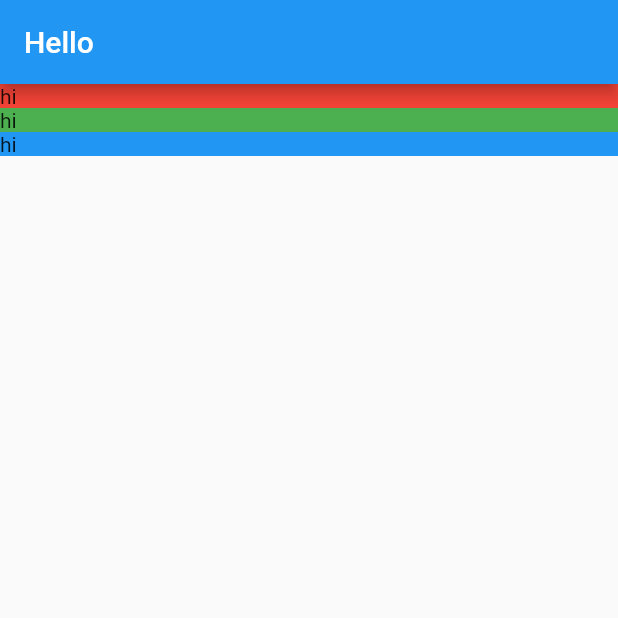
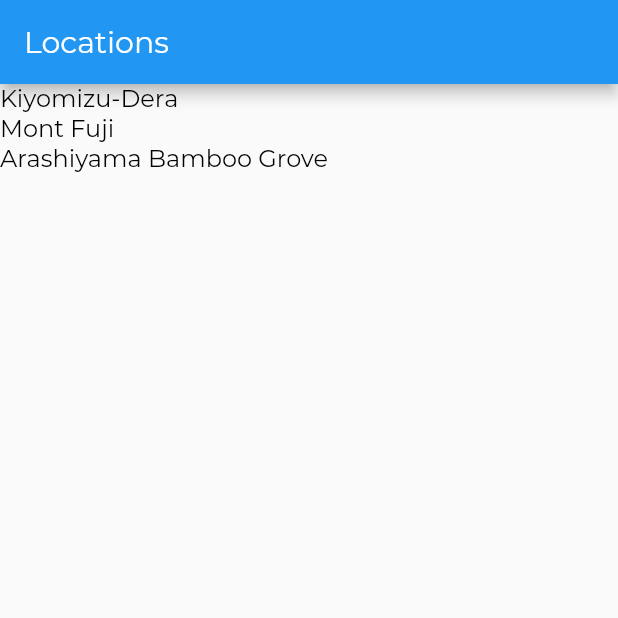
Before and after one commit to Hallessandro/my_first_flutter_app, a Flutter app: the screen it shows after launch, on a phone screen of 412 x 824 dp, the top half of it. Run offline on Flutter 3.47's test engine with Material 2 defaults, Android fonts, the phone set to English and light mode, and no system bars.

Commit message:
Criação das rotas e da navegação entre paginas

```diff
--- a/lib/app.dart
+++ b/lib/app.dart
@@ -1,11 +1,56 @@
+import 'package:first_app/screens/location_detail/location_detail.dart';
 import 'package:flutter/material.dart';
-import 'screens/location_detail/location_detail.dart';
+import 'screens/locations/locations.dart';
+import 'style.dart';
+
+//É uma boa deixar as rotas definidas dessa forma em constantes
+const LocationsRoute = "/";
+const LocationDetailRoute = "/location_detail";
 
 class App extends StatelessWidget {
   @override
   Widget build(BuildContext context) {
     return MaterialApp(
-      home: LocationDetail(),
+      onGenerateRoute: _routes(),
+      home: Locations(),
+      /*
+      //Essa é uma forma de fazer rotas para o app
+      initialRoute: "/",
+      routes: {
+        "/": (context) => FirstScreen(),
+        "/second": (context) => LocationDetail(1),
+      },
+      */
+      theme: _theme(),
     );
   }
+
+  RouteFactory _routes(){
+    return (settings) {
+      final Map<String, dynamic> arguments = settings.arguments;
+      Widget screen;
+      switch (settings.name) {
+        case LocationsRoute:
+          screen = Locations();
+          break;
+        case LocationDetailRoute:
+          screen = LocationDetail(arguments["id"]);
+          break;
+        default:
+          return null;
+      }
+      return MaterialPageRoute(builder: (BuildContext context) => screen);
+    };
+  }
+
+  ThemeData _theme(){
+    return ThemeData(
+        appBarTheme: AppBarTheme(
+          textTheme: TextTheme(title: AppBarTextStyle),
+        ),
+        textTheme: TextTheme(
+          title: TitleTextStyle,
+          body1: Body1TextStyle,
+        ));
+  }
 }
--- /dev/null
+++ b/lib/models/location.dart
@@ -0,0 +1,44 @@
+import 'location_fact.dart';
+
+class Location {
+  final int id;
+  final String name;
+  final String imagePath;
+  final List<LocationFact> facts;
+
+  Location(this.id, this.name, this.imagePath, this.facts);
+
+    static List<Location> fetchAll() {
+    return [
+      Location(1, 'Kiyomizu-Dera', 'assets/images/kiyomizu-dera.jpg', [
+        LocationFact('Summary',
+            'While we could go on about the ethereal glow and seemingly endless heights of this bamboo grove on the outskirts of Kyoto, the sight\'s pleasures extend beyond the visual realm.'),
+        LocationFact('How to Get There',
+            'Kyoto airport, with several terminals, is located 16 kilometres south of the city and is also known as Kyoto. Kyoto can also be reached by transport links from other regional airports.'),
+      ]),
+      Location(2, 'Mont Fuji', 'assets/images/fuji.jpg', [
+        LocationFact('Summary',
+            'While we could go on about the ethereal glow and seemingly endless heights of this bamboo grove on the outskirts of Kyoto, the sight\'s pleasures extend beyond the visual realm.'),
+        LocationFact('How to Get There',
+            'Kyoto airport, with several terminals, is located 16 kilometres south of the city and is also known as Kyoto. Kyoto can also be reached by transport links from other regional airports.'),
+      ]),
+      Location(3, 'Arashiyama Bamboo Grove', 'assets/images/arashiyama.jpg', [
+        LocationFact('Summary',
+            'While we could go on about the ethereal glow and seemingly endless heights of this bamboo grove on the outskirts of Kyoto, the sight\'s pleasures extend beyond the visual realm.'),
+        LocationFact('How to Get There',
+            'Kyoto airport, with several terminals, is located 16 kilometres south of the city and is also known as Kyoto. Kyoto can also be reached by transport links from other regional airports.'),
+      ]),
+    ];
+  }
+
+  static Location fetchByID(int locationID) {
+    // NOTE: this will replaced by a proper API call
+    List<Location> locations = Location.fetchAll();
+    for (var i = 0; i < locations.length; i++) {
+      if (locations[i].id == locationID) {
+        return locations[i];
+      }
+    }
+    return null;
+  }
+}
--- /dev/null
+++ b/lib/models/location_fact.dart
@@ -0,0 +1,6 @@
+class LocationFact {
+  final String title;
+  final String text;
+
+  LocationFact(this.title, this.text);
+}
--- a/lib/screens/location_detail/location_detail.dart
+++ b/lib/screens/location_detail/location_detail.dart
@@ -1,21 +1,32 @@
 import 'package:flutter/material.dart';
 import 'text_section.dart';
+import 'image_banner.dart';
+import '../../models/location.dart';
 
 class LocationDetail extends StatelessWidget {
+
+  final int _locationID;
+  LocationDetail(this._locationID);
+
   @override
   Widget build(BuildContext context) {
+
+    final location = Location.fetchByID(_locationID);
+
     return Scaffold(
         appBar: AppBar(
-          title: Text('Hello'),
+          title: Text(location.name),
         ),
         body: Column(
           mainAxisAlignment: MainAxisAlignment.start,
           crossAxisAlignment: CrossAxisAlignment.stretch,
           children: [
-            TextSection(Colors.red),
-            TextSection(Colors.green),
-            TextSection(Colors.blue),
-          ],
+            ImageBanner(location.imagePath),
+          ]..addAll(textSections(location)),
         ));
   }
+
+  List<Widget> textSections(Location location){
+    return location.facts.map((fact) => TextSection(fact.title, fact.text)).toList();
+  }
 }
--- a/lib/screens/location_detail/text_section.dart
+++ b/lib/screens/location_detail/text_section.dart
@@ -1,17 +1,27 @@
 import 'package:flutter/material.dart';
 
 class TextSection extends StatelessWidget {
-  final Color _color;
+  final String _title;
+  final String _body;
+  static const double _hpad = 16.0;
 
-  TextSection(this._color);
+  TextSection(this._title, this._body);
 
   @override
   Widget build(BuildContext context) {
-    return Container(
-      decoration: BoxDecoration(
-        color: _color,
-      ),
-      child: Text('hi'),
+    return Column(
+      mainAxisAlignment: MainAxisAlignment.start,
+      crossAxisAlignment: CrossAxisAlignment.stretch,
+      children: [
+        Container(
+          padding: const EdgeInsets.fromLTRB(_hpad, 32, _hpad, 4),
+          child: Text(_title, style: Theme.of(context).textTheme.title),
+        ),
+        Container(
+          padding: const EdgeInsets.fromLTRB(_hpad, 10, _hpad, _hpad),
+          child: Text(_body, style: Theme.of(context).textTheme.body1),
+        )
+      ],
     );
   }
 }
--- /dev/null
+++ b/lib/screens/locations/locations.dart
@@ -0,0 +1,28 @@
+import 'package:flutter/material.dart';
+import '../../app.dart';
+import '../../models/location.dart';
+
+class Locations extends StatelessWidget {
+  @override
+  Widget build(BuildContext context) {
+    // NOTE: we'll be moving this to a scoped_model later
+    final locations = Location.fetchAll();
+
+    return Scaffold(
+      appBar: AppBar(
+        title: Text('Locations'),
+      ),
+      body: ListView(
+        children: locations
+          .map((location) => GestureDetector(
+            child:Text(location.name),
+            onTap: () => _onLocationTap(context, location.id),
+          )).toList(),
+      ),
+    );
+  }
+
+  void _onLocationTap(BuildContext context, int locationID) {
+    Navigator.pushNamed(context, LocationDetailRoute, arguments: {"id": locationID});
+  }
+}
--- /dev/null
+++ b/lib/style.dart
@@ -0,0 +1,28 @@
+import 'package:flutter/material.dart';
+
+const LargeTextSize = 26.0;
+const MediumTextSize = 20.0;
+const BodyTextSize = 16.0;
+
+const String FontNameDefault = "Montserrat";
+
+const AppBarTextStyle = TextStyle(
+  fontFamily: FontNameDefault,
+  fontWeight: FontWeight.w300,
+  fontSize: MediumTextSize,
+  color: Colors.white,
+);
+
+const TitleTextStyle = TextStyle(
+  fontFamily: FontNameDefault,
+  fontWeight: FontWeight.w300,
+  fontSize: LargeTextSize,
+  color: Colors.black,
+);
+
+const Body1TextStyle = TextStyle(
+  fontFamily: FontNameDefault,
+  fontWeight: FontWeight.w300,
+  fontSize: BodyTextSize,
+  color: Colors.black,
+);
```
Also changed, not shown: pubspec.yaml (+8 -12 lines), assets/images/arashiyama.jpg (added), assets/images/fuji.jpg (added), 1 other file.
